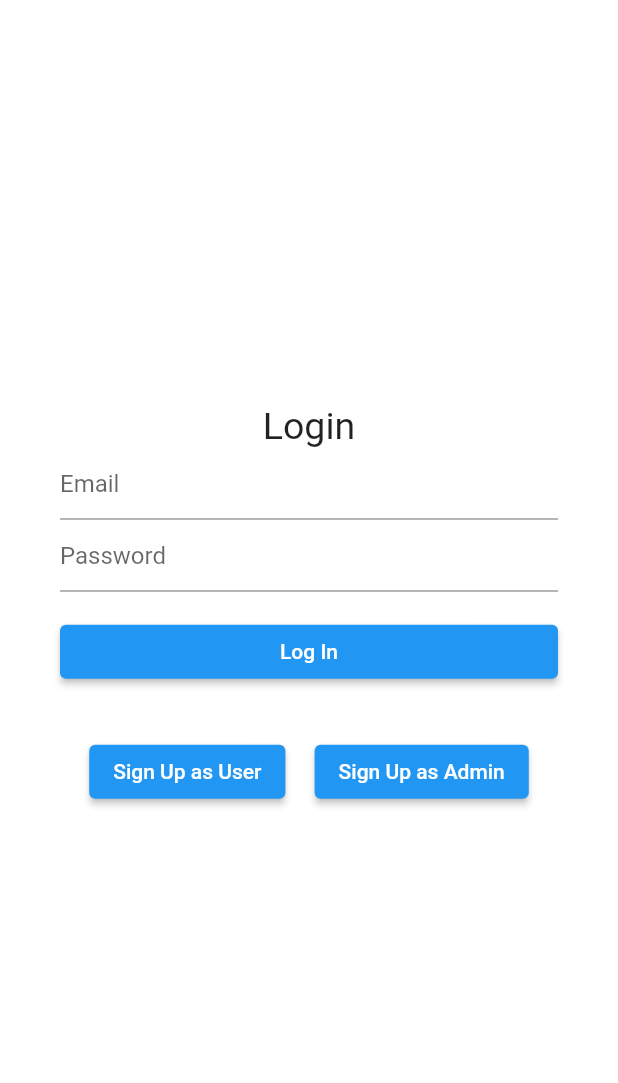
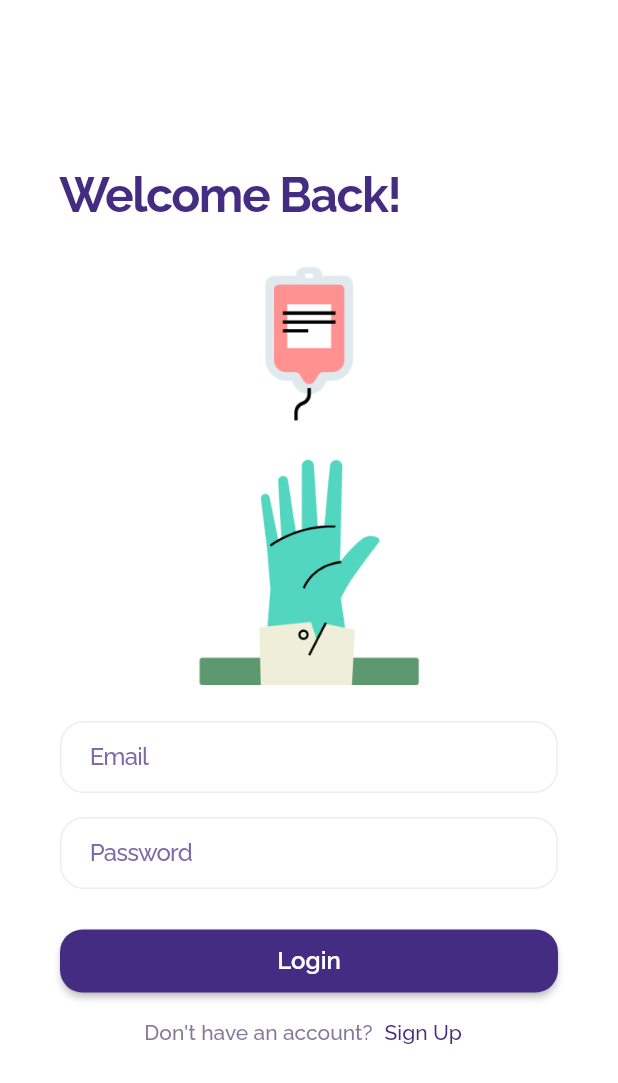
Before and after one commit to jakiebravarian/Kumusta-HealthMonitoringApp, a Flutter app: the LoginPage screen opened by its route, on a phone screen of 412 x 824 dp. Shown: the top 1083 px of the screen. Run offline on Flutter 3.47's test engine with Material 2 defaults, Android fonts, the phone set to English and light mode, and no system bars; our stand-ins replace cloud_firestore, email_validator, firebase_auth, firebase_core, google_fonts; accounts and stored records are empty.

Commit message:
ui: revised UI for login

```diff
--- a/health_monitoring_app/lib/screens/login.dart
+++ b/health_monitoring_app/lib/screens/login.dart
@@ -1,8 +1,10 @@
+// ignore_for_file: use_build_context_synchronously
+
 import 'package:email_validator/email_validator.dart';
 import 'package:flutter/material.dart';
+import 'package:google_fonts/google_fonts.dart';
 import 'package:project_app/screens/Entry.dart';
 import 'package:project_app/screens/user_signUp/page1.dart';
-import 'package:project_app/screens/user_signup.dart';
 import 'package:provider/provider.dart';
 import '../providers/auth_provider.dart';
 import 'admin_signup.dart';
@@ -18,8 +20,17 @@ class _LoginPageState extends State<LoginPage> {
   Widget build(BuildContext context) {
     TextEditingController emailController = TextEditingController();
     TextEditingController passwordController = TextEditingController();
+
     final formKey = GlobalKey<FormState>();
     late String errorCode;
+
+    final displayImage = SizedBox(
+        width: 227,
+        child: Image.asset(
+          'assets/images/Lifesavers Hand.png',
+          fit: BoxFit.fitWidth,
+        ));
+
     final email = TextFormField(
         key: const Key('emailField'),
         controller: emailController,
@@ -49,10 +60,14 @@ class _LoginPageState extends State<LoginPage> {
           }
         });
 
-    final loginButton = Padding(
-      key: const Key('loginButton'),
-      padding: const EdgeInsets.symmetric(vertical: 16.0),
-      child: ElevatedButton(
+    final loginButton = ElevatedButton(
+      style: ElevatedButton.styleFrom(
+        backgroundColor: const Color(0xFF432C81),
+        minimumSize: const Size(327, 42),
+        shape: RoundedRectangleBorder(
+          borderRadius: BorderRadius.circular(15),
+        ),
+      ),
       onPressed: () async {
         if (formKey.currentState!.validate()) {
           errorCode = await context.read<AuthProvider>().signIn(
@@ -62,11 +77,11 @@ class _LoginPageState extends State<LoginPage> {
           if (errorCode == 'user-not-found') {
             ScaffoldMessenger.of(context).showSnackBar(SnackBar(
                 backgroundColor: Colors.red.shade900,
-                  content: Text('User not found.')));
+                content: const Text('User not found.')));
           } else if (errorCode == 'wrong-password') {
             ScaffoldMessenger.of(context).showSnackBar(SnackBar(
                 backgroundColor: Colors.red.shade900,
-                  content: Text('Email and password does not match.')));
+                content: const Text('Email and password does not match.')));
           } else if (errorCode == 'successful') {
             // if (context.mounted) Navigator.pop(context);
 
@@ -78,7 +93,13 @@ class _LoginPageState extends State<LoginPage> {
           }
         }
       },
-        child: const Text('Log In', style: TextStyle(color: Colors.white)),
+      child: Text(
+        "Login",
+        style: GoogleFonts.raleway(
+            textStyle: const TextStyle(
+                color: Color(0xFFFFFFFF),
+                fontSize: 16,
+                fontWeight: FontWeight.w600)),
       ),
     );
 
@@ -114,6 +135,26 @@ class _LoginPageState extends State<LoginPage> {
       ),
     );
 
+    final signUp = Row(
+      mainAxisAlignment: MainAxisAlignment.center,
+      children: [
+        Text("Don't have an account?",
+            style: GoogleFonts.raleway(
+                textStyle: const TextStyle(
+                    color: Color(0xFF82799D),
+                    fontSize: 14,
+                    fontWeight: FontWeight.w500))),
+        TextButton(
+            onPressed: () {},
+            child: Text("Sign Up",
+                style: GoogleFonts.raleway(
+                    textStyle: const TextStyle(
+                        color: Color(0xFF432C81),
+                        fontSize: 14,
+                        fontWeight: FontWeight.w500))))
+      ],
+    );
+
     return Scaffold(
       backgroundColor: Colors.white,
       body: Form(
@@ -123,21 +164,37 @@ class _LoginPageState extends State<LoginPage> {
             shrinkWrap: true,
             padding: const EdgeInsets.only(left: 40.0, right: 40.0),
             children: <Widget>[
-              const Text(
-                "Login",
-                textAlign: TextAlign.center,
-                style: TextStyle(fontSize: 25),
+              Text("Welcome Back!",
+                  style: GoogleFonts.raleway(
+                      textStyle: const TextStyle(
+                          color: Color(0xFF432C81),
+                          fontSize: 32,
+                          fontWeight: FontWeight.w700,
+                          letterSpacing: -1))),
+              const SizedBox(
+                height: 24,
+              ),
+              displayImage,
+              const SizedBox(
+                height: 24,
               ),
               email,
+              const SizedBox(
+                height: 16,
+              ),
               password,
+              const SizedBox(
+                height: 24,
+              ),
               loginButton,
-              Row(
-                mainAxisAlignment: MainAxisAlignment.spaceEvenly,
-                children: [
-                  signUpButtonForUser,
-                  signUpButtonForAdmin,
-                ],
-              )
+              signUp
+              // Row(
+              //   mainAxisAlignment: MainAxisAlignment.spaceEvenly,
+              //   children: [
+              //     signUpButtonForUser,
+              //     signUpButtonForAdmin,
+              //   ],
+              // )
             ],
           ),
         ),
--- a/health_monitoring_app/lib/screens/welcome.dart
+++ b/health_monitoring_app/lib/screens/welcome.dart
@@ -29,7 +29,8 @@ class WelcomeState extends State<Welcome> {
           textStyle: const TextStyle(
               color: Color(0xFF432C81),
               fontSize: 32,
-              fontWeight: FontWeight.w700)));
+              fontWeight: FontWeight.w700,
+              letterSpacing: -1)));
 
   final appDescription = Padding(
     padding: const EdgeInsets.fromLTRB(32, 16, 32, 0),
@@ -40,7 +41,8 @@ class WelcomeState extends State<Welcome> {
             textStyle: const TextStyle(
                 color: Color(0xFF82799D),
                 fontSize: 16,
-                fontWeight: FontWeight.w500))),
+                fontWeight: FontWeight.w500,
+                letterSpacing: -0.11))),
   );
 
   studentButton(context) {
```
Also changed, not shown: health_monitoring_app/lib/main.dart (+42 -6 lines), health_monitoring_app/lib/screens/signup_login.dart (+38 -8 lines). Lines whose indentation alone changed are shown as unchanged.
